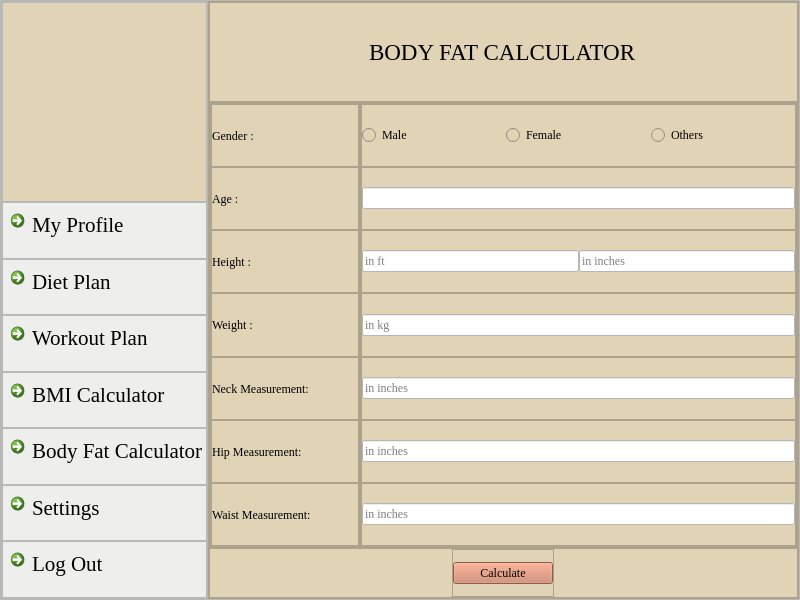
skidgefries/rightmeal, file bodyfat.ui: the form before one commit.
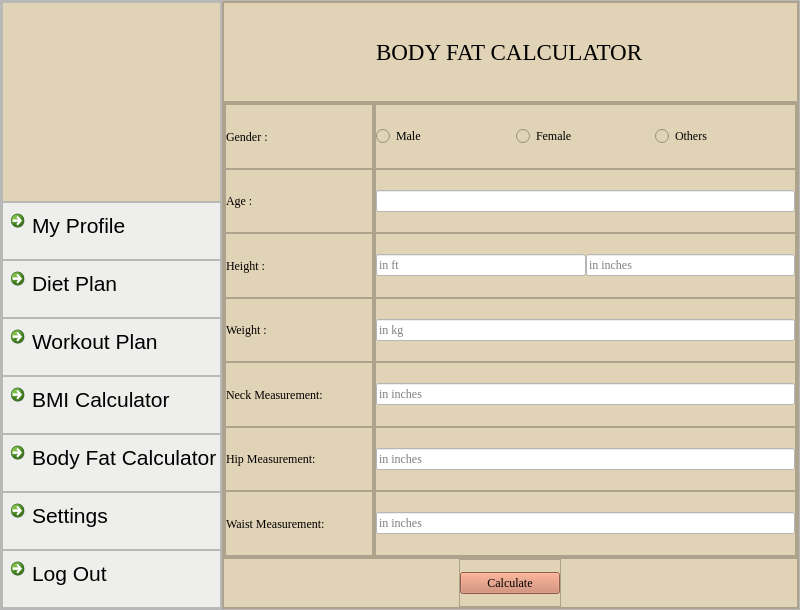
The form after the commit. Icons and pictures are not drawn.

Patch:
```diff
--- a/bodyfat.ui
+++ b/bodyfat.ui
@@ -7,7 +7,7 @@
     <x>0</x>
     <y>0</y>
     <width>800</width>
-    <height>600</height>
+    <height>610</height>
    </rect>
   </property>
   <property name="windowTitle">
@@ -183,7 +183,7 @@
               <widget class="QCommandLinkButton" name="commandLinkButton_6">
                <property name="font">
                 <font>
-                 <family>Times New Roman</family>
+                 <family>Segoe UI</family>
                  <pointsize>16</pointsize>
                  <bold>false</bold>
                 </font>
@@ -224,7 +224,7 @@
               <widget class="QCommandLinkButton" name="commandLinkButton_21">
                <property name="font">
                 <font>
-                 <family>Times New Roman</family>
+                 <family>Segoe UI</family>
                  <pointsize>16</pointsize>
                  <bold>false</bold>
                 </font>
@@ -265,7 +265,7 @@
               <widget class="QCommandLinkButton" name="commandLinkButton_22">
                <property name="font">
                 <font>
-                 <family>Times New Roman</family>
+                 <family>Segoe UI</family>
                  <pointsize>16</pointsize>
                  <bold>false</bold>
                 </font>
@@ -306,7 +306,7 @@
               <widget class="QCommandLinkButton" name="commandLinkButton_23">
                <property name="font">
                 <font>
-                 <family>Times New Roman</family>
+                 <family>Segoe UI</family>
                  <pointsize>16</pointsize>
                  <bold>false</bold>
                 </font>
@@ -347,7 +347,7 @@
               <widget class="QCommandLinkButton" name="commandLinkButton_24">
                <property name="font">
                 <font>
-                 <family>Times New Roman</family>
+                 <family>Segoe UI</family>
                  <pointsize>16</pointsize>
                  <bold>false</bold>
                 </font>
@@ -388,7 +388,7 @@
               <widget class="QCommandLinkButton" name="commandLinkButton_25">
                <property name="font">
                 <font>
-                 <family>Times New Roman</family>
+                 <family>Segoe UI</family>
                  <pointsize>16</pointsize>
                  <bold>false</bold>
                 </font>
@@ -429,7 +429,7 @@
               <widget class="QCommandLinkButton" name="commandLinkButton_26">
                <property name="font">
                 <font>
-                 <family>Times New Roman</family>
+                 <family>Segoe UI</family>
                  <pointsize>16</pointsize>
                  <bold>false</bold>
                 </font>
```
Left out of the diff: 2 changed lines with no effect on the pictures.
